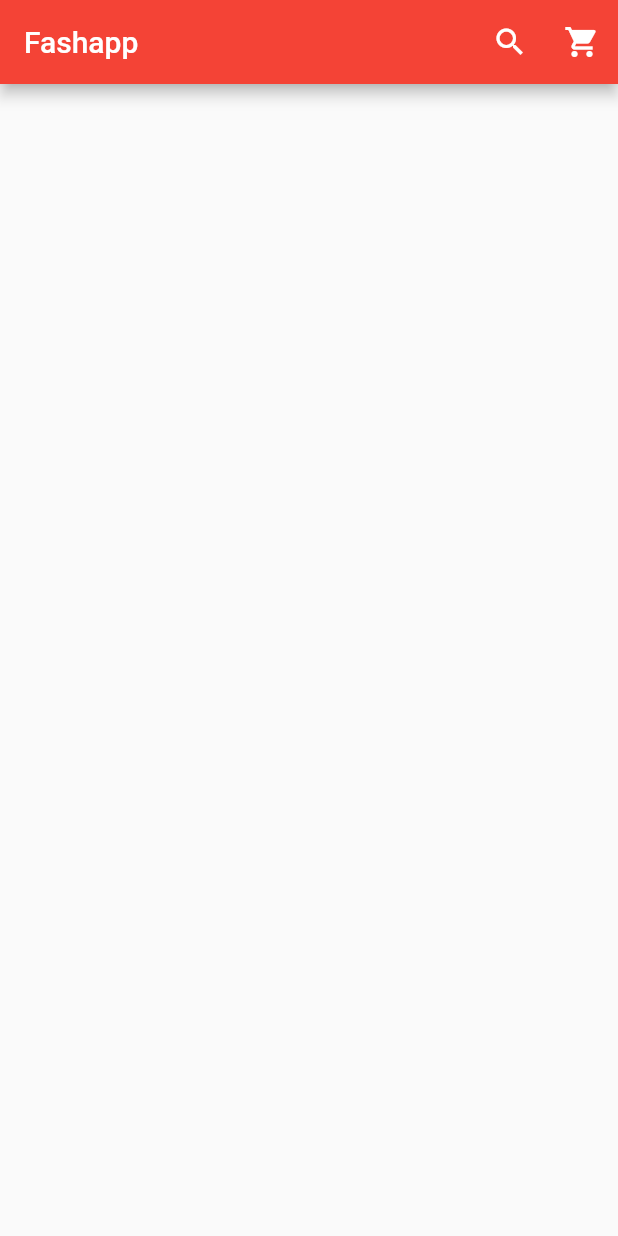
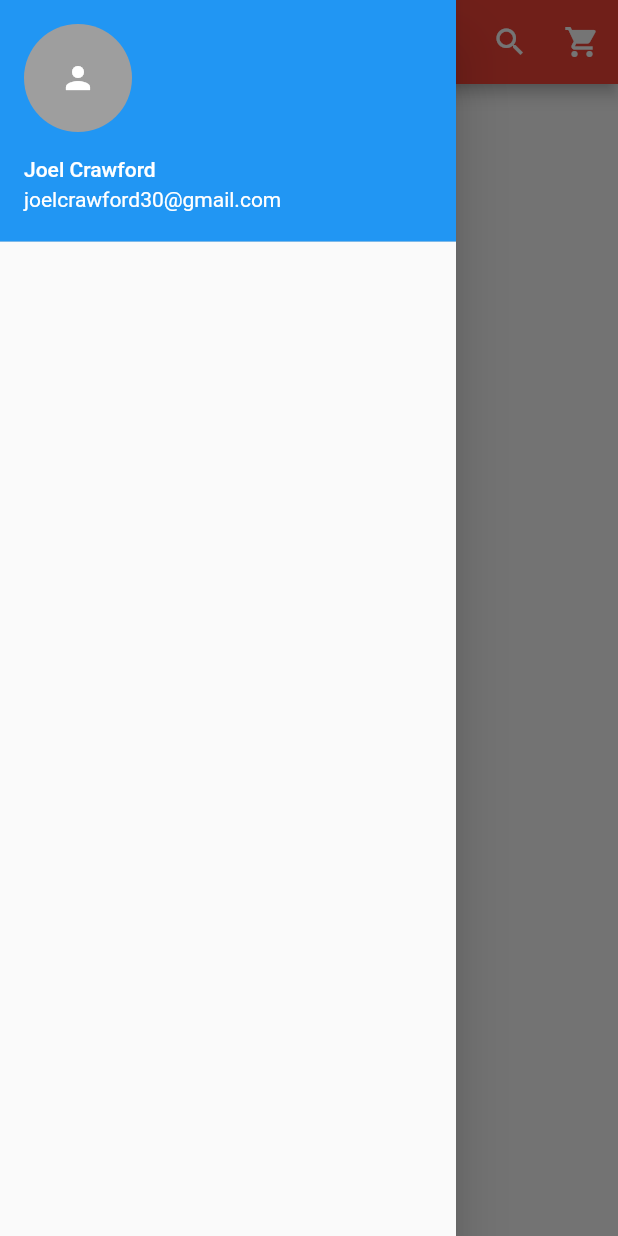
Before and after one commit to Crawford30/ShopApp, a Flutter app: the screen it shows after launch, with the side drawer open (before the commit the screen has no drawer), on a phone screen of 412 x 824 dp. Run offline on Flutter 3.47's test engine with Material 2 defaults, Android fonts, the phone set to English and light mode, and no system bars.

```diff
--- a/lib/main.dart
+++ b/lib/main.dart
@@ -1,18 +1,11 @@
 import 'package:flutter/material.dart';
 
-void main(){
-  runApp(
-    const MaterialApp(
-      debugShowCheckedModeBanner: false,
-      home: HomePage(),
-
-    )
-  );
-
+void main() {
+  runApp(const MaterialApp(
+    debugShowCheckedModeBanner: false,
+    home: HomePage(),
+  ));
 }
-
-
-
 
 class HomePage extends StatefulWidget {
   const HomePage({Key? key}) : super(key: key);
@@ -29,9 +22,39 @@ class _HomePageState extends State<HomePage> {
         backgroundColor: Colors.red,
         title: const Text('Fashapp'),
         actions: [
-          new  IconButton( icon: Icon(Icons.search, color: Colors.white,), onPressed: (){}),
-          new  IconButton( icon: Icon(Icons.shopping_cart, color: Colors.white,), onPressed: (){})
+          IconButton(
+              icon: const Icon(
+                Icons.search,
+                color: Colors.white,
+              ),
+              onPressed: () {}),
+          IconButton(
+              icon: const Icon(
+                Icons.shopping_cart,
+                color: Colors.white,
+              ),
+              onPressed: () {})
         ],
+      ),
+      drawer: Drawer(
+        child: ListView(
+          children: [
+            //====Header Part of drawer====
+            UserAccountsDrawerHeader(
+                accountName: Text("Joel Crawford"),
+                accountEmail: Text("joelcrawford30@gmail.com"),
+              currentAccountPicture: GestureDetector(
+                child: CircleAvatar(
+                  backgroundColor: Colors.grey,
+                  child: Icon(
+                    Icons.person, color: Colors.white,
+                  ),
+                ),
+              ),
+            ),
+
+          ],
+        ),
       ),
     );
   }
```
Also changed, not shown: 1 other file.
